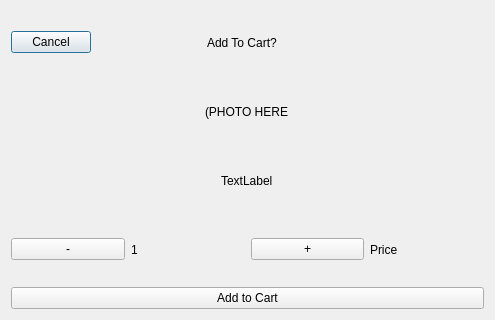
This is confirmaddtocart.ui in PeteCastle/PEx5 as Qt 5 draws it before an edit. The edited form follows.
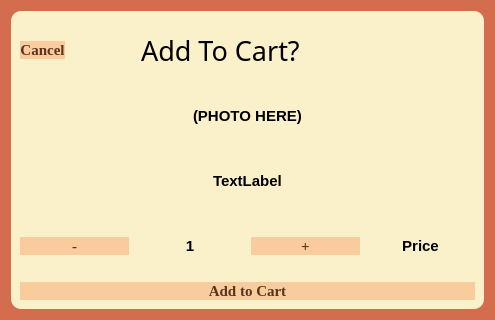
This is the edited form.

```diff
--- a/confirmaddtocart.ui
+++ b/confirmaddtocart.ui
@@ -11,15 +11,37 @@
    </rect>
   </property>
   <property name="windowTitle">
-   <string>MainWindow</string>
+   <string>Add to Cart</string>
+  </property>
+  <property name="styleSheet">
+   <string notr="true">background-color: rgb(212, 108, 78);</string>
   </property>
   <layout class="QVBoxLayout" name="verticalLayout_2">
    <item>
+    <widget class="QWidget" name="" native="true">
+     <property name="styleSheet">
+      <string notr="true">color: rgb(0, 0, 0);
+background-color: rgb(250, 240, 202);
+border-radius: 10px
+</string>
+     </property>
     <layout class="QVBoxLayout" name="verticalLayout">
      <item>
-      <layout class="QHBoxLayout" name="horizontalLayout_2" stretch="10,20,50,50">
+       <layout class="QHBoxLayout" name="horizontalLayout_2" stretch="10,20,0,50">
        <item>
         <widget class="QPushButton" name="backButton">
+          <property name="font">
+           <font>
+            <family>Georgia</family>
+            <pointsize>11</pointsize>
+            <bold>true</bold>
+           </font>
+          </property>
+          <property name="styleSheet">
+           <string notr="true">background-color: rgb(249, 204, 158);
+color: rgb(89, 52, 27);
+border-radius: 10px;</string>
+          </property>
          <property name="text">
           <string>Cancel</string>
          </property>
@@ -38,8 +60,18 @@
          </property>
         </spacer>
        </item>
-       <item alignment="Qt::AlignHCenter">
+        <item>
         <widget class="QLabel" name="label">
+          <property name="font">
+           <font>
+            <family>Amsterdam Traveling</family>
+            <pointsize>20</pointsize>
+            <bold>false</bold>
+           </font>
+          </property>
+          <property name="styleSheet">
+           <string notr="true">color: rgb(0, 0, 0);</string>
+          </property>
          <property name="text">
           <string>Add To Cart?</string>
          </property>
@@ -62,13 +94,31 @@
      </item>
      <item alignment="Qt::AlignHCenter">
       <widget class="QLabel" name="Photo">
+        <property name="font">
+         <font>
+          <pointsize>11</pointsize>
+          <bold>true</bold>
+         </font>
+        </property>
+        <property name="styleSheet">
+         <string notr="true">color: rgb(0, 0, 0);</string>
+        </property>
        <property name="text">
-        <string>(PHOTO HERE</string>
+         <string>(PHOTO HERE)</string>
        </property>
       </widget>
      </item>
      <item alignment="Qt::AlignHCenter">
       <widget class="QLabel" name="Name">
+        <property name="font">
+         <font>
+          <pointsize>11</pointsize>
+          <bold>true</bold>
+         </font>
+        </property>
+        <property name="styleSheet">
+         <string notr="true">color: rgb(0, 0, 0);</string>
+        </property>
        <property name="text">
         <string>TextLabel</string>
        </property>
@@ -78,6 +128,18 @@
       <layout class="QHBoxLayout" name="horizontalLayout">
        <item>
         <widget class="QPushButton" name="subtractButton">
+          <property name="font">
+           <font>
+            <family>Georgia</family>
+            <pointsize>11</pointsize>
+            <bold>true</bold>
+           </font>
+          </property>
+          <property name="styleSheet">
+           <string notr="true">background-color: rgb(249, 204, 158);
+color: rgb(89, 52, 27);
+border-radius: 10px;</string>
+          </property>
          <property name="text">
           <string>-</string>
          </property>
@@ -85,13 +147,37 @@
        </item>
        <item>
         <widget class="QLabel" name="Amount">
+          <property name="font">
+           <font>
+            <pointsize>11</pointsize>
+            <bold>true</bold>
+           </font>
+          </property>
+          <property name="whatsThis">
+           <string>&lt;html&gt;&lt;head/&gt;&lt;body&gt;&lt;p align=&quot;center&quot;&gt;&lt;br/&gt;&lt;/p&gt;&lt;/body&gt;&lt;/html&gt;</string>
+          </property>
+          <property name="styleSheet">
+           <string notr="true">color: rgb(0, 0, 0);</string>
+          </property>
          <property name="text">
-          <string>1</string>
+           <string>&lt;html&gt;&lt;head/&gt;&lt;body&gt;&lt;p align=&quot;center&quot;&gt;1&lt;/p&gt;&lt;/body&gt;&lt;/html&gt;</string>
          </property>
         </widget>
        </item>
        <item>
         <widget class="QPushButton" name="addButton">
+          <property name="font">
+           <font>
+            <family>Georgia</family>
+            <pointsize>11</pointsize>
+            <bold>true</bold>
+           </font>
+          </property>
+          <property name="styleSheet">
+           <string notr="true">background-color: rgb(249, 204, 158);
+color: rgb(89, 52, 27);
+border-radius: 10px;</string>
+          </property>
          <property name="text">
           <string>+</string>
          </property>
@@ -99,8 +185,20 @@
        </item>
        <item>
         <widget class="QLabel" name="Price">
+          <property name="font">
+           <font>
+            <pointsize>11</pointsize>
+            <bold>true</bold>
+           </font>
+          </property>
+          <property name="whatsThis">
+           <string>&lt;html&gt;&lt;head/&gt;&lt;body&gt;&lt;p align=&quot;center&quot;&gt;&lt;br/&gt;&lt;/p&gt;&lt;/body&gt;&lt;/html&gt;</string>
+          </property>
+          <property name="styleSheet">
+           <string notr="true">color: rgb(0, 0, 0);</string>
+          </property>
          <property name="text">
-          <string>Price</string>
+           <string>&lt;html&gt;&lt;head/&gt;&lt;body&gt;&lt;p align=&quot;center&quot;&gt;Price&lt;/p&gt;&lt;/body&gt;&lt;/html&gt;</string>
          </property>
         </widget>
        </item>
@@ -108,12 +206,25 @@
      </item>
      <item>
       <widget class="QPushButton" name="AddToCart">
+        <property name="font">
+         <font>
+          <family>Georgia</family>
+          <pointsize>11</pointsize>
+          <bold>true</bold>
+         </font>
+        </property>
+        <property name="styleSheet">
+         <string notr="true">background-color: rgb(249, 204, 158);
+color: rgb(89, 52, 27);
+border-radius: 10px;</string>
+        </property>
        <property name="text">
         <string>Add to Cart</string>
        </property>
       </widget>
      </item>
     </layout>
+    </widget>
    </item>
   </layout>
  </widget>
```
Lines whose indentation alone changed are shown as unchanged.
